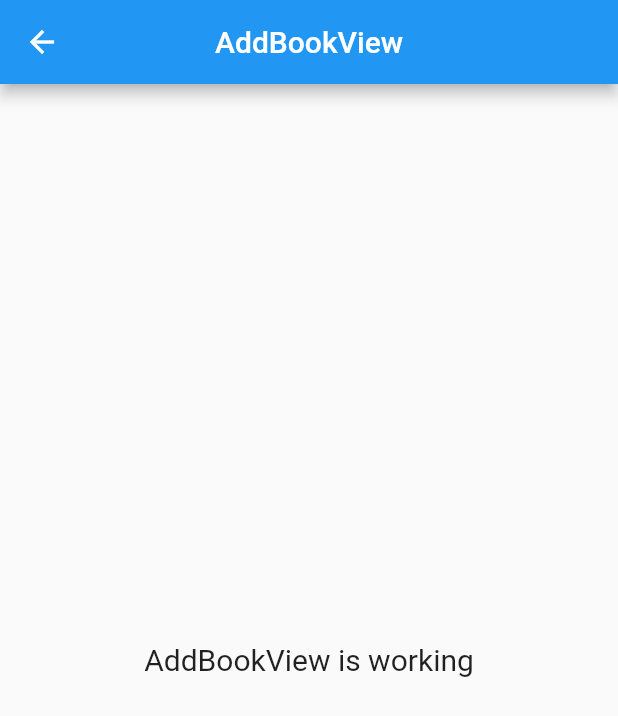
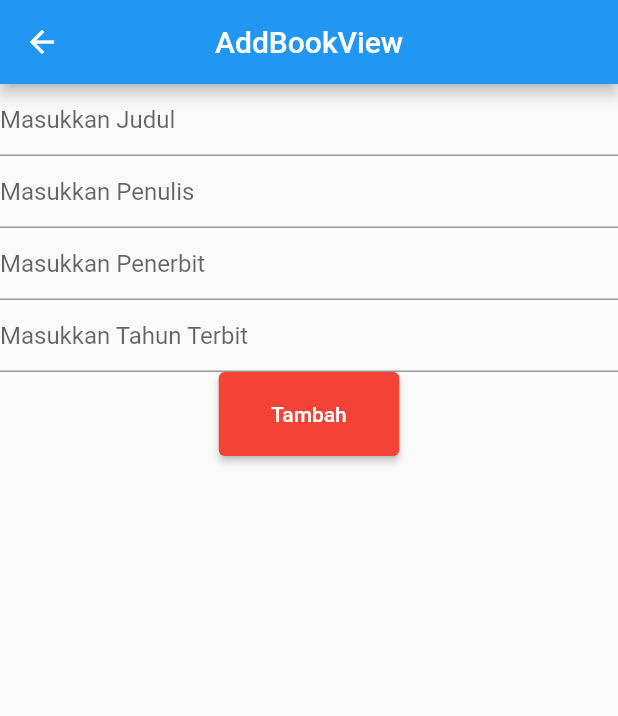
Before and after one commit to galihfaajar/petugas_perpustakaan_kelas_b, a Flutter app: the BookView screen opened by its route, after a tap on the "add" icon, on a phone screen of 412 x 824 dp. Shown: the top 716 px of the screen. Run offline on Flutter 3.47's test engine with Material 2 defaults, Android fonts, the phone set to English and light mode, and no system bars; our stand-ins replace dio, get, get_storage, pretty_dio_logger; missing offline and left inert: dart:html; accounts and stored records are empty; network calls fail.

Commit message:
membuat halaman bookview dan add book view

```diff
--- a/lib/app/modules/add_book/controllers/add_book_controller.dart
+++ b/lib/app/modules/add_book/controllers/add_book_controller.dart
@@ -1,7 +1,19 @@
+import 'package:dio/dio.dart';
+import 'package:flutter/cupertino.dart';
+import 'package:flutter/material.dart';
 import 'package:get/get.dart';
+import 'package:petugas_perpustakaan_kelas_b/app/data/constant/endpoint.dart';
+import 'package:petugas_perpustakaan_kelas_b/app/data/provider/api_provider.dart';
+import 'package:petugas_perpustakaan_kelas_b/app/modules/book/controllers/book_controller.dart';
 
 class AddBookController extends GetxController {
-  //TODO: Implement AddBookController
+  final loading = false.obs;
+  final GlobalKey<FormState> formkey = GlobalKey<FormState>();
+  final TextEditingController judulController = TextEditingController();
+  final TextEditingController penulisController = TextEditingController();
+  final TextEditingController penerbitController = TextEditingController();
+  final TextEditingController tahunTerbitController = TextEditingController();
+  final BookController bookController = Get.put(BookController());
 
   final count = 0.obs;
   @override
@@ -20,4 +32,40 @@ class AddBookController extends GetxController {
   }
 
   void increment() => count.value++;
+  post() async {
+    loading(true);
+    try {
+      FocusScope.of(Get.context!).unfocus();
+      formkey.currentState?.save();
+      if (formkey.currentState!.validate()) {
+        final response = await ApiProvider.instance().post(Endpoint.book,
+          data:{
+            "judul": judulController.text.toString(),
+            "penulis": penulisController.text.toString(),
+            "penerbit": penerbitController.text.toString(),
+            "tahun_terbit": int.parse(tahunTerbitController.text.toString())
+          });
+        if (response.statusCode == 201) {
+          bookController.getData();
+          Get.back();
+        } else {
+          Get.snackbar("Sorry", "Login Gagal", backgroundColor: Colors.orange);
+        }
+      }
+      loading(false);
+    } on DioException catch (e) {
+      loading(false);
+      if (e.response != null) {
+        if (e.response?.data != null) {
+          Get.snackbar("Sorry", "${e.response?.data['message']}",
+              backgroundColor: Colors.orange);
+        }
+      } else {
+        Get.snackbar("Sorry", e.message ?? "", backgroundColor: Colors.red);
+      }
+    } catch (e) {
+      loading(false);
+      Get.snackbar("Error", e.toString(), backgroundColor: Colors.red);
+    }
+  }
 }
--- a/lib/app/modules/add_book/views/add_book_view.dart
+++ b/lib/app/modules/add_book/views/add_book_view.dart
@@ -13,10 +13,65 @@ class AddBookView extends GetView<AddBookController> {
         title: const Text('AddBookView'),
         centerTitle: true,
       ),
-      body: const Center(
-        child: Text(
-          'AddBookView is working',
-          style: TextStyle(fontSize: 20),
+      body: Center(
+        child: Form(
+          key: controller.formkey,
+          child: Column(
+            children: [
+              TextFormField(
+                controller:controller.judulController,
+                decoration: InputDecoration(hintText: "Masukkan Judul"),
+                validator: (value){
+                  if (value!.length <0){
+                    return "Judul tidak boleh kosong";
+                  }
+                  return null;
+                },
+              ),
+              TextFormField(
+                controller:controller.penulisController,
+                decoration: InputDecoration(hintText: "Masukkan Penulis"),
+                validator: (value){
+                  if (value!.isEmpty){
+                    return "Penulis tidak boleh kosong";
+                  }
+                  return null;
+                },
+              ),
+              TextFormField(
+                controller:controller.penerbitController,
+                decoration: InputDecoration(hintText: "Masukkan Penerbit"),
+                validator: (value){
+                  if (value!.isEmpty){
+                    return "Penerbit tidak boleh kosong";
+                  }
+                  return null;
+                },
+              ),
+              TextFormField(
+                controller:controller.tahunTerbitController,
+                decoration: InputDecoration(hintText: "Masukkan Tahun Terbit"),
+                validator: (value){
+                  if (value!.isEmpty){
+                    return "Tahun Terbit tidak boleh kosong";
+                  }
+                  return null;
+                },
+              ),
+              Obx(() => controller.loading.value?
+              CircularProgressIndicator():
+              ElevatedButton(
+                  style: ButtonStyle(
+                      backgroundColor: MaterialStateProperty.all(Colors.red),
+                      foregroundColor: MaterialStateProperty.all(Colors.white),
+                      padding: MaterialStateProperty.all(EdgeInsets.symmetric(vertical: 20,horizontal: 35))
+                  ),
+                  onPressed: (){
+                controller.post();
+              }, child: Text("Tambah"))
+              )
+            ],
+          ),
         ),
       ),
     );
--- a/lib/app/modules/book/controllers/book_controller.dart
+++ b/lib/app/modules/book/controllers/book_controller.dart
@@ -1,12 +1,14 @@
+import 'package:dio/dio.dart';
 import 'package:get/get.dart';
+import 'package:petugas_perpustakaan_kelas_b/app/data/constant/endpoint.dart';
+import 'package:petugas_perpustakaan_kelas_b/app/data/provider/api_provider.dart';
+import '../../../data/model/response_book.dart';
 
-class BookController extends GetxController {
-  //TODO: Implement BookController
-
-  final count = 0.obs;
+class BookController extends GetxController with StateMixin<List<DataBook>> {
   @override
   void onInit() {
     super.onInit();
+    getData();
   }
 
   @override
@@ -19,5 +21,30 @@ class BookController extends GetxController {
     super.onClose();
   }
 
-  void increment() => count.value++;
+  Future<void> getData() async {
+    change(null, status: RxStatus.loading());
+    try {
+      final response = await ApiProvider.instance().get(Endpoint.book);
+      if (response.statusCode == 200) {
+        final ResponseBook responseBook = ResponseBook.fromJson(response.data);
+        if (responseBook.data!.isEmpty) {
+          change(null, status: RxStatus.empty());
+        } else {
+          change(responseBook.data, status: RxStatus.success());
+        }
+      } else {
+        change(null, status: RxStatus.error("Gagal Mengambil Data"));
+      }
+    } on DioException catch (e) {
+      if (e.response != null) {
+        if (e.response?.data != null) {
+          change(null, status: RxStatus.error("${e.response?.data['message']}"));
+        }
+      } else {
+        change(null, status: RxStatus.error(e.message ?? ""));
+      }
+    } catch (e) {
+      change(null, status: RxStatus.error(e.toString()));
+    }
+  }
 }
--- a/lib/app/modules/book/views/book_view.dart
+++ b/lib/app/modules/book/views/book_view.dart
@@ -1,7 +1,5 @@
 import 'package:flutter/material.dart';
-
 import 'package:get/get.dart';
-
 import '../../../routes/app_pages.dart';
 import '../controllers/book_controller.dart';
 
@@ -19,12 +17,18 @@ class BookView extends GetView<BookController> {
         onPressed: () => Get.toNamed(Routes.ADD_BOOK),
         child: Icon(Icons.add),
       ),
-      body: const Center(
-        child: Text(
-          'BookView is working',
-          style: TextStyle(fontSize: 20),
-        ),
-      ),
+      body:controller.obx((state) => ListView.separated(
+        itemCount: state!.length,
+        itemBuilder: (context, index){
+          return ListTile(
+            title: Text("${state[index].judul}"),
+            subtitle: Text("Penulis ${state[index].penulis}"),
+          );
+        },
+        separatorBuilder: (context, index){
+          return Divider();
+        },
+      ))
     );
   }
 }
--- a/lib/app/modules/home/views/home_view.dart
+++ b/lib/app/modules/home/views/home_view.dart
@@ -1,7 +1,5 @@
 import 'package:flutter/material.dart';
-
 import 'package:get/get.dart';
-
 import '../../../routes/app_pages.dart';
 import '../controllers/home_controller.dart';
 
--- a/lib/app/modules/login/controllers/login_controller.dart
+++ b/lib/app/modules/login/controllers/login_controller.dart
@@ -1,6 +1,5 @@
 import 'dart:developer';
 import 'dart:html';
-
 import 'package:flutter/cupertino.dart';
 import 'package:flutter/material.dart';
 import 'package:get/get.dart';
```
Also changed, not shown: lib/app/data/model/response_book.dart (+5 -5 lines), lib/app/data/model/response_login.dart (+5 -5 lines), lib/app/data/model/response_pinjam.dart (+5 -5 lines), lib/app/modules/peminjaman/controllers/peminjaman_controller.dart (+33 -2 lines), lib/app/modules/peminjaman/views/peminjaman_view.dart (+12 -8 lines).
